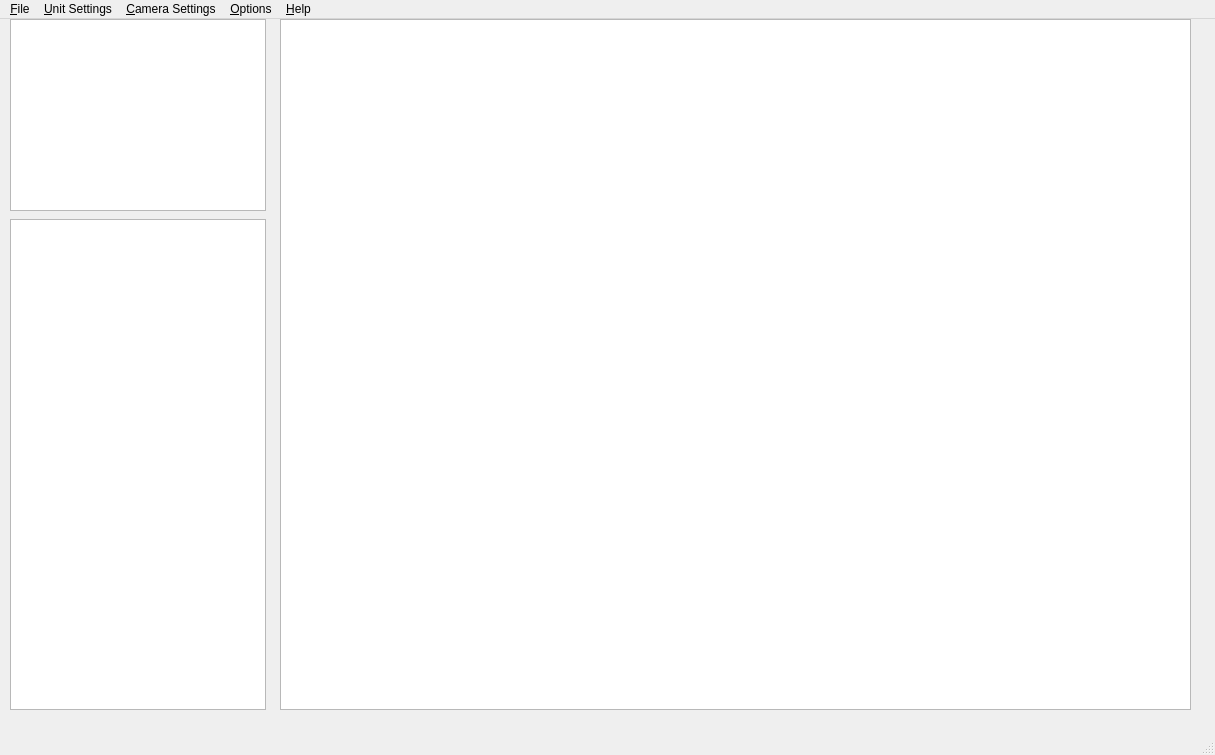
Old version of the form Analyzer/analyzer.ui in the repository MinbinGong/QtProjects.
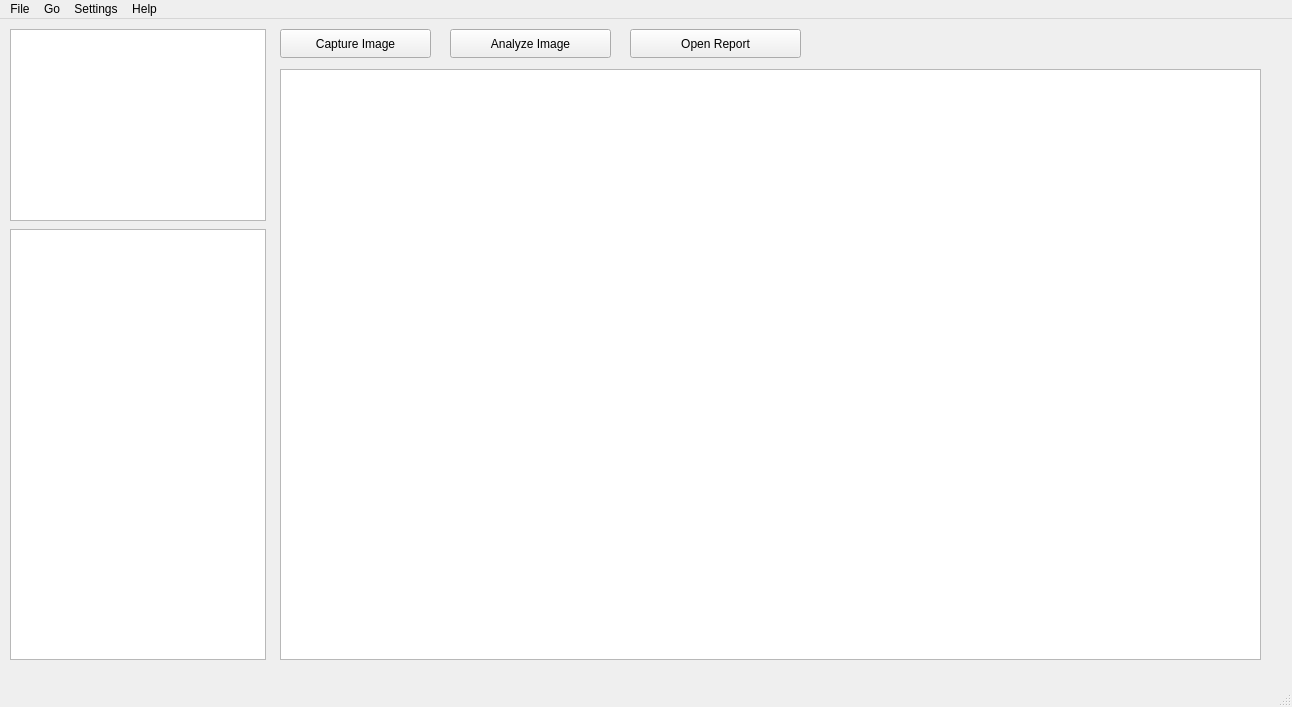
New version of the form.

Commit message: Analyzer fifth draft

Patch:
```diff
--- a/Analyzer/analyzer.ui
+++ b/Analyzer/analyzer.ui
@@ -6,57 +6,96 @@
    <rect>
     <x>0</x>
     <y>0</y>
-    <width>1215</width>
-    <height>755</height>
+    <width>1292</width>
+    <height>707</height>
    </rect>
   </property>
   <property name="windowTitle">
    <string>Analyzer</string>
   </property>
   <widget class="QWidget" name="centralwidget">
-   <widget class="QTreeView" name="treeView">
-    <property name="geometry">
-     <rect>
-      <x>10</x>
-      <y>200</y>
-      <width>256</width>
-      <height>491</height>
-     </rect>
-    </property>
-   </widget>
    <widget class="QGraphicsView" name="thumbnailView">
     <property name="geometry">
      <rect>
       <x>10</x>
-      <y>0</y>
+      <y>10</y>
       <width>256</width>
       <height>192</height>
      </rect>
     </property>
    </widget>
+   <widget class="QTreeView" name="treeView">
+    <property name="geometry">
+     <rect>
+      <x>10</x>
+      <y>210</y>
+      <width>256</width>
+      <height>431</height>
+     </rect>
+    </property>
+   </widget>
    <widget class="QGraphicsView" name="mainView">
     <property name="geometry">
      <rect>
       <x>280</x>
-      <y>0</y>
-      <width>911</width>
-      <height>691</height>
+      <y>50</y>
+      <width>981</width>
+      <height>591</height>
      </rect>
     </property>
    </widget>
+   <widget class="QPushButton" name="takeImageButton">
+    <property name="geometry">
+     <rect>
+      <x>280</x>
+      <y>10</y>
+      <width>151</width>
+      <height>29</height>
+     </rect>
+    </property>
+    <property name="text">
+     <string>Capture Image</string>
+    </property>
+   </widget>
+   <widget class="QPushButton" name="analyzeImageButton">
+    <property name="geometry">
+     <rect>
+      <x>450</x>
+      <y>10</y>
+      <width>161</width>
+      <height>29</height>
+     </rect>
+    </property>
+    <property name="text">
+     <string>Analyze Image</string>
+    </property>
+   </widget>
+   <widget class="QPushButton" name="reportButton">
+    <property name="geometry">
+     <rect>
+      <x>630</x>
+      <y>10</y>
+      <width>171</width>
+      <height>29</height>
+     </rect>
+    </property>
+    <property name="text">
+     <string>Open Report</string>
+    </property>
+   </widget>
   </widget>
   <widget class="QMenuBar" name="menubar">
    <property name="geometry">
     <rect>
      <x>0</x>
      <y>0</y>
-     <width>1215</width>
+     <width>1292</width>
      <height>29</height>
     </rect>
    </property>
-   <widget class="QMenu" name="menu_File">
+   <widget class="QMenu" name="menuFile">
     <property name="title">
-     <string>&amp;File</string>
+     <string>File</string>
     </property>
     <addaction name="action_New"/>
     <addaction name="action_Save"/>
@@ -64,31 +103,25 @@
     <addaction name="separator"/>
     <addaction name="action_Exit"/>
    </widget>
-   <widget class="QMenu" name="menu_Unit_Settings">
+   <widget class="QMenu" name="menuGo">
     <property name="title">
-     <string>&amp;Unit Settings</string>
+     <string>Go</string>
     </property>
    </widget>
-   <widget class="QMenu" name="menu_Camera_Settings">
+   <widget class="QMenu" name="menuSettings">
     <property name="title">
-     <string>&amp;Camera Settings</string>
+     <string>Settings</string>
     </property>
    </widget>
-   <widget class="QMenu" name="menu_Options">
+   <widget class="QMenu" name="menuHelp">
     <property name="title">
-     <string>&amp;Options</string>
+     <string>Help</string>
     </property>
    </widget>
-   <widget class="QMenu" name="menu_Help">
-    <property name="title">
-     <string>&amp;Help</string>
-    </property>
-   </widget>
-   <addaction name="menu_File"/>
-   <addaction name="menu_Unit_Settings"/>
-   <addaction name="menu_Camera_Settings"/>
-   <addaction name="menu_Options"/>
-   <addaction name="menu_Help"/>
+   <addaction name="menuFile"/>
+   <addaction name="menuGo"/>
+   <addaction name="menuSettings"/>
+   <addaction name="menuHelp"/>
   </widget>
   <widget class="QStatusBar" name="statusbar"/>
   <action name="action_New">
```
Left out of the diff: 51 changed lines with no effect on the pictures. The commit also changes 3 other files.
